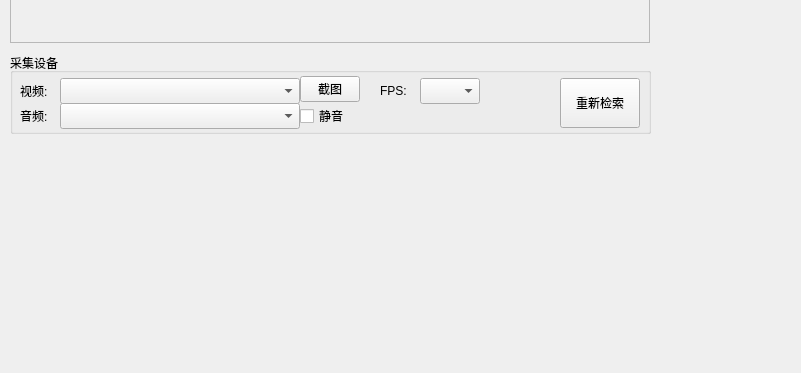
Before: the Qt Designer form resources/ui/main_form.ui in radiantwf/pokemon-controller-gui, drawn with Qt 5; both pictures show x 0 to 801 and y 327 to 700 of the 960 by 700 pixel window.
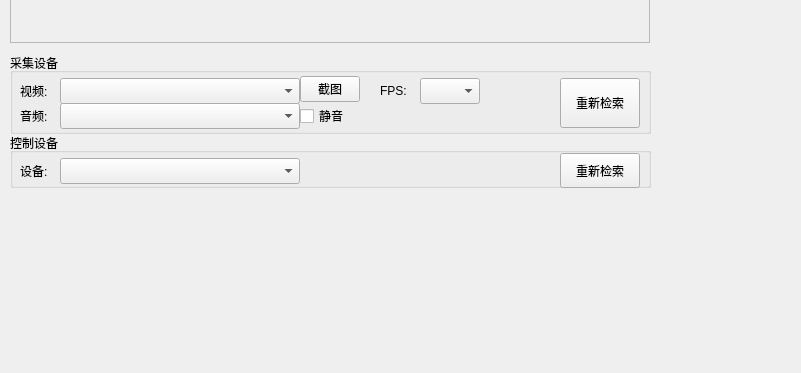
After: the same form once the commit is applied.

What changed in the file:
```diff
--- a/resources/ui/main_form.ui
+++ b/resources/ui/main_form.ui
@@ -256,6 +256,91 @@
      </property>
     </widget>
    </widget>
+   <widget class="QGroupBox" name="groupBox_2">
+    <property name="geometry">
+     <rect>
+      <x>10</x>
+      <y>460</y>
+      <width>641</width>
+      <height>55</height>
+     </rect>
+    </property>
+    <property name="title">
+     <string>控制设备</string>
+    </property>
+    <widget class="QLabel" name="label_4">
+     <property name="geometry">
+      <rect>
+       <x>10</x>
+       <y>25</y>
+       <width>30</width>
+       <height>26</height>
+      </rect>
+     </property>
+     <property name="minimumSize">
+      <size>
+       <width>30</width>
+       <height>0</height>
+      </size>
+     </property>
+     <property name="maximumSize">
+      <size>
+       <width>30</width>
+       <height>16777215</height>
+      </size>
+     </property>
+     <property name="text">
+      <string>设备:</string>
+     </property>
+    </widget>
+    <widget class="QComboBox" name="cbxSerialList">
+     <property name="geometry">
+      <rect>
+       <x>50</x>
+       <y>25</y>
+       <width>240</width>
+       <height>26</height>
+      </rect>
+     </property>
+     <property name="minimumSize">
+      <size>
+       <width>240</width>
+       <height>0</height>
+      </size>
+     </property>
+     <property name="maximumSize">
+      <size>
+       <width>240</width>
+       <height>16777215</height>
+      </size>
+     </property>
+    </widget>
+    <widget class="QPushButton" name="btnSerialRescan">
+     <property name="geometry">
+      <rect>
+       <x>550</x>
+       <y>20</y>
+       <width>80</width>
+       <height>35</height>
+      </rect>
+     </property>
+     <property name="minimumSize">
+      <size>
+       <width>80</width>
+       <height>0</height>
+      </size>
+     </property>
+     <property name="maximumSize">
+      <size>
+       <width>60</width>
+       <height>16777215</height>
+      </size>
+     </property>
+     <property name="text">
+      <string>重新检索</string>
+     </property>
+    </widget>
+   </widget>
   </widget>
   <widget class="QStatusBar" name="statusbar"/>
   <action name="actionCOM1">
```
